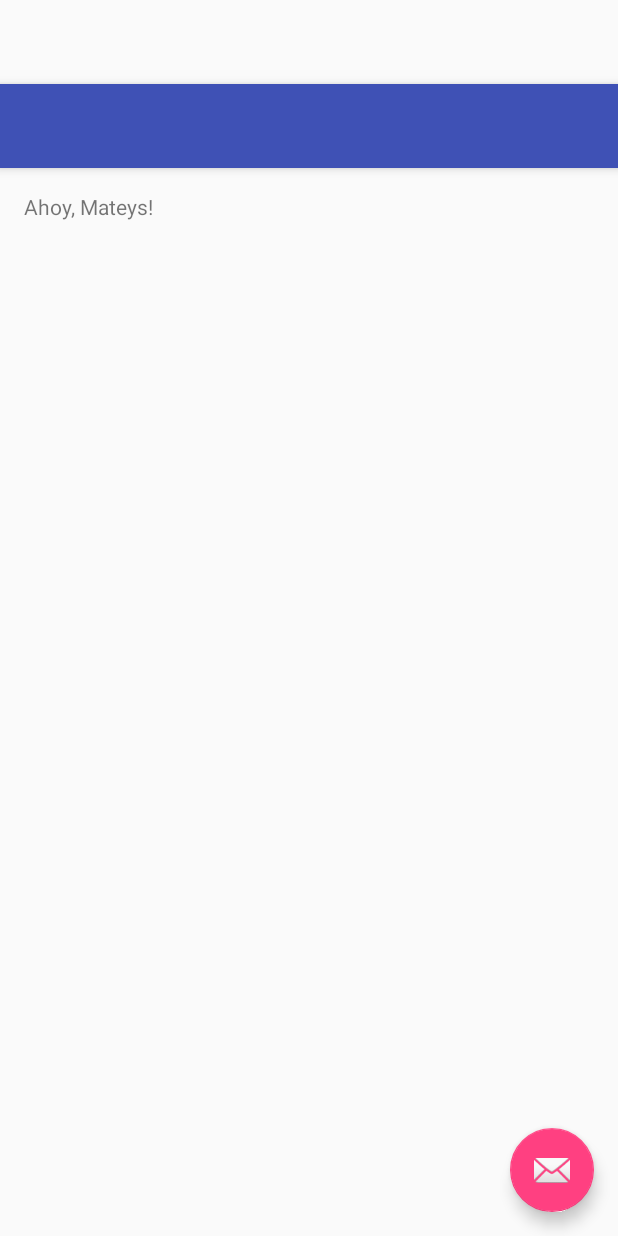
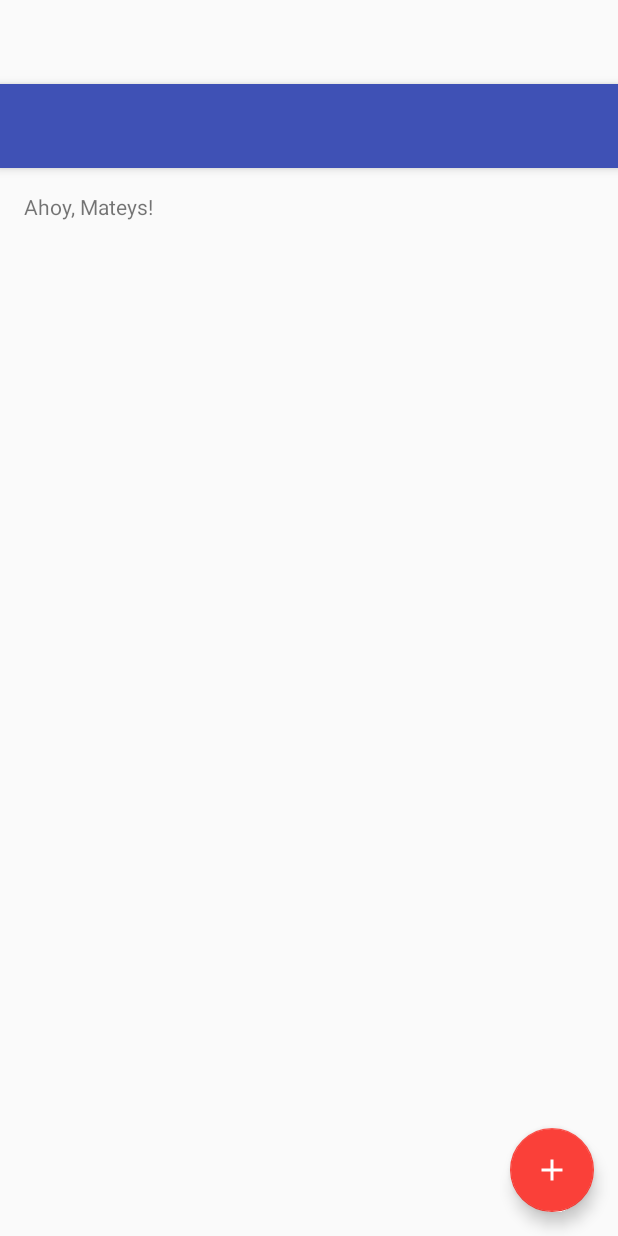
Before and after one commit to ScienceSquad/Health, an Android app: the layout app_bar_main.xml on its own in the app's theme, with its tools: preview values and no code run, on a phone screen of 412 x 824 dp. Run offline under Robolectric (Android 15) with nearby library versions, the phone set to English and light mode, and no system bars.

Commit message:
few more UI tweaks
I didn’t really like the gross green before; I’m trying to figure out
how to rename the “Health365” at the top of the app to something
different for each module, but I’m not clever enough to find out where
I’m able to change for individual modules; changed pink email to red
plus; done for now with silly UI stuff — now’s not the time

```diff
--- /dev/null
+++ b/Health/src/main/res/drawable/plus.xml
@@ -0,0 +1,7 @@
+<vector xmlns:android="http://schemas.android.com/apk/res/android"
+    android:height="24dp"
+    android:width="24dp"
+    android:viewportWidth="24"
+    android:viewportHeight="24">
+    <path android:fillColor="#FFF" android:pathData="M19,13H13V19H11V13H5V11H11V5H13V11H19V13Z" />
+</vector>
--- a/Health/src/main/res/drawable/side_nav_bar.xml
+++ b/Health/src/main/res/drawable/side_nav_bar.xml
@@ -2,8 +2,8 @@
     android:shape="rectangle">
     <gradient
         android:angle="135"
-        android:centerColor="#4CAF50"
-        android:endColor="#2E7D32"
-        android:startColor="#81C784"
+        android:centerColor="#4C93AF"
+        android:endColor="#2E757D"
+        android:startColor="#81C7C7"
         android:type="linear" />
 </shape>
--- a/Health/src/main/res/layout/app_bar_main.xml
+++ b/Health/src/main/res/layout/app_bar_main.xml
@@ -29,6 +29,6 @@
         android:layout_height="wrap_content"
         android:layout_gravity="bottom|end"
         android:layout_margin="@dimen/fab_margin"
-        android:src="@android:drawable/ic_dialog_email" />
+        android:src="@drawable/plus" />
 
 </android.support.design.widget.CoordinatorLayout>
--- a/Health/src/main/res/values/colors.xml
+++ b/Health/src/main/res/values/colors.xml
@@ -2,5 +2,5 @@
 <resources>
     <color name="colorPrimary">#3F51B5</color>
     <color name="colorPrimaryDark">#303F9F</color>
-    <color name="colorAccent">#FF4081</color>
+    <color name="colorAccent">#FA4039</color>
 </resources>
```
